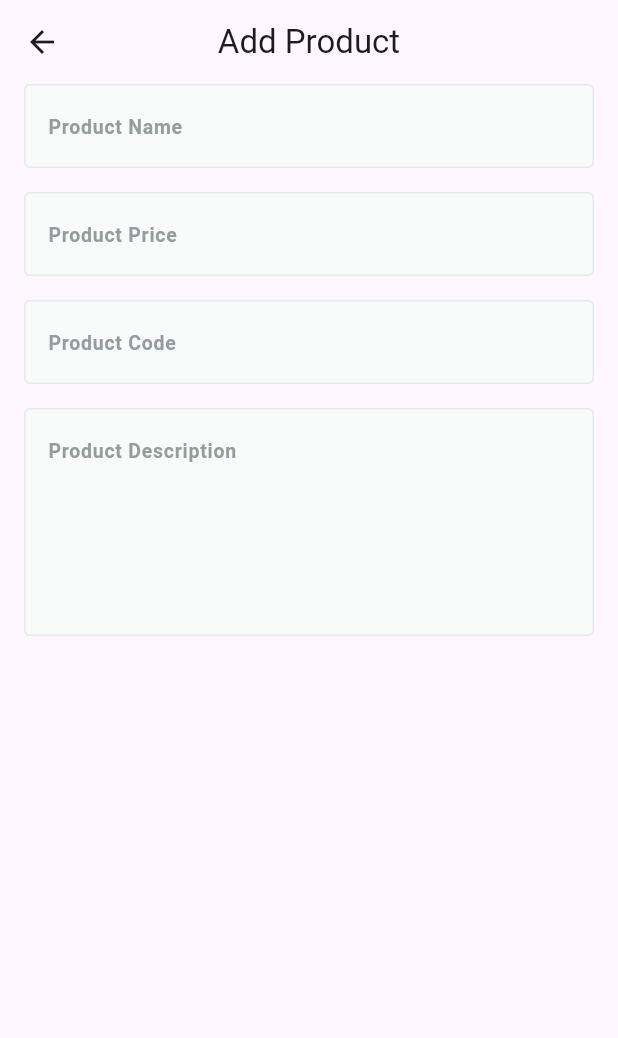
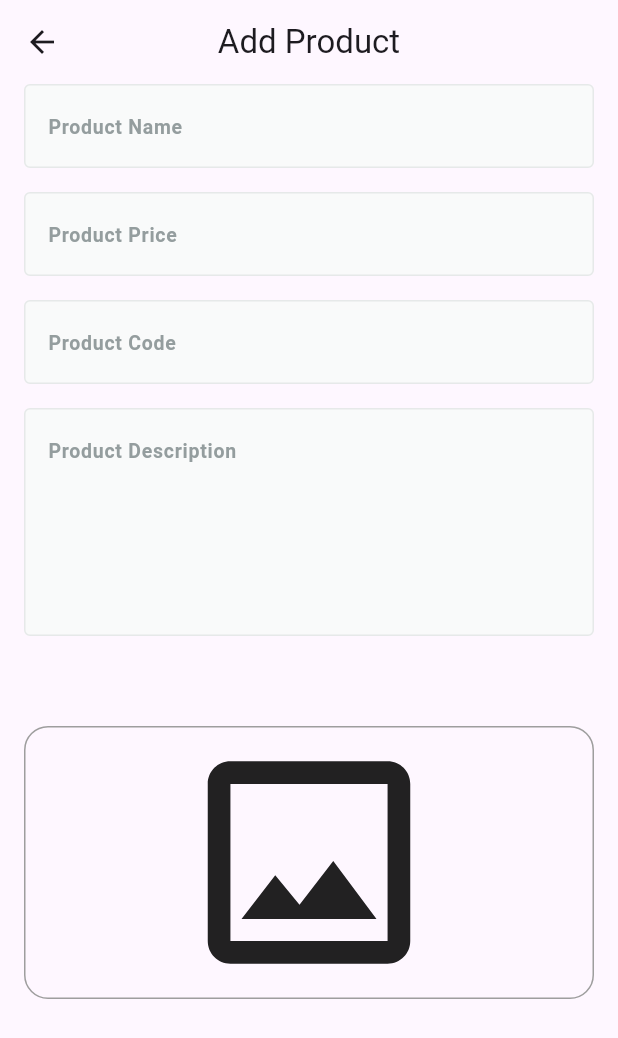
Before and after one commit to SalahYasser/fruits_hub_dashboard, a Flutter app: the AddProductView screen opened by its route, on a phone screen of 412 x 824 dp. Shown: the top 1038 px of the screen. Run offline on Flutter 3.47's test engine with Material 3 defaults, Android fonts, the phone set to English and light mode, and no system bars; our stand-ins replace firebase_core; accounts and stored records are empty.

Commit message:
implement add product view body part two

```diff
--- a/lib/features/add_product/presentation/views/widgets/add_product_view_body.dart
+++ b/lib/features/add_product/presentation/views/widgets/add_product_view_body.dart
@@ -1,6 +1,7 @@
 import 'package:flutter/material.dart';
 
 import '../../../../../core/widgets/custom_text_form_field.dart';
+import 'image_field.dart';
 
 class AddProductViewBody extends StatefulWidget {
   const AddProductViewBody({super.key});
@@ -43,7 +44,8 @@ class _AddProductViewBodyState extends State<AddProductViewBody> {
                 textInputType: TextInputType.text,
                 hintText: 'Product Description',
               ),
-              SizedBox(height: 16),
+              SizedBox(height: 60),
+              ImageField(),
             ],
           ),
         ),
--- /dev/null
+++ b/lib/features/add_product/presentation/views/widgets/image_field.dart
@@ -0,0 +1,17 @@
+import 'package:flutter/material.dart';
+
+class ImageField extends StatelessWidget {
+  const ImageField({super.key});
+
+  @override
+  Widget build(BuildContext context) {
+    return Container(
+      width: double.infinity,
+      decoration: BoxDecoration(
+        borderRadius: BorderRadius.circular(16),
+        border: Border.all(color: Colors.grey),
+      ),
+      child: Icon(Icons.image_outlined, size: 180),
+    );
+  }
+}
```
